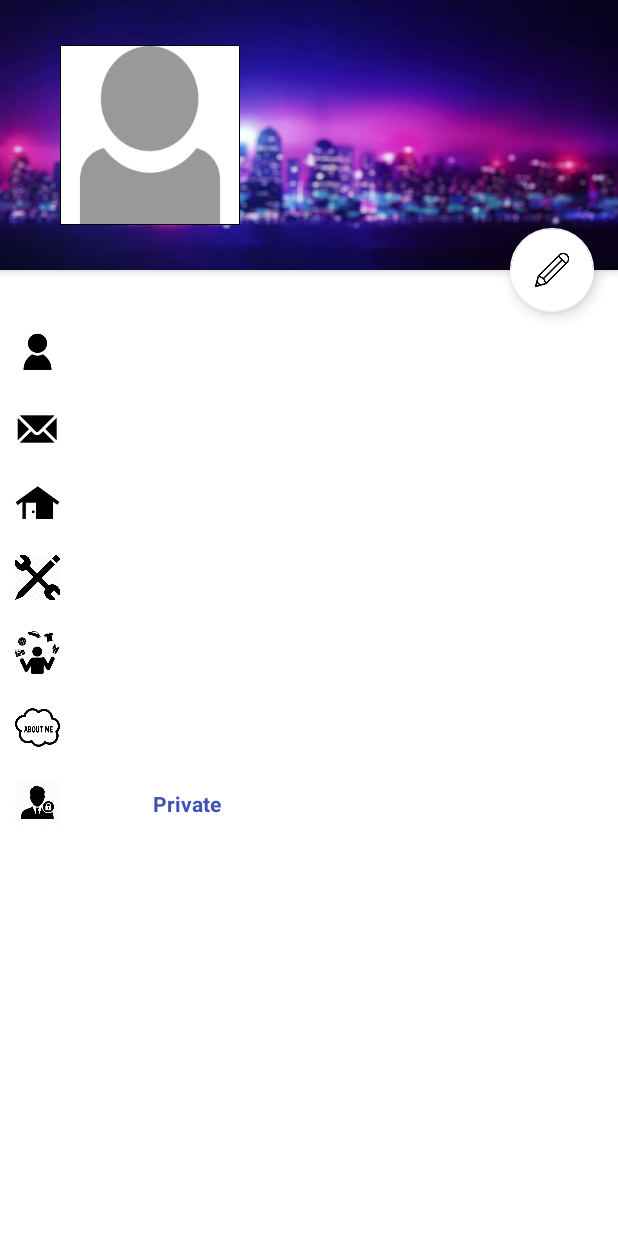
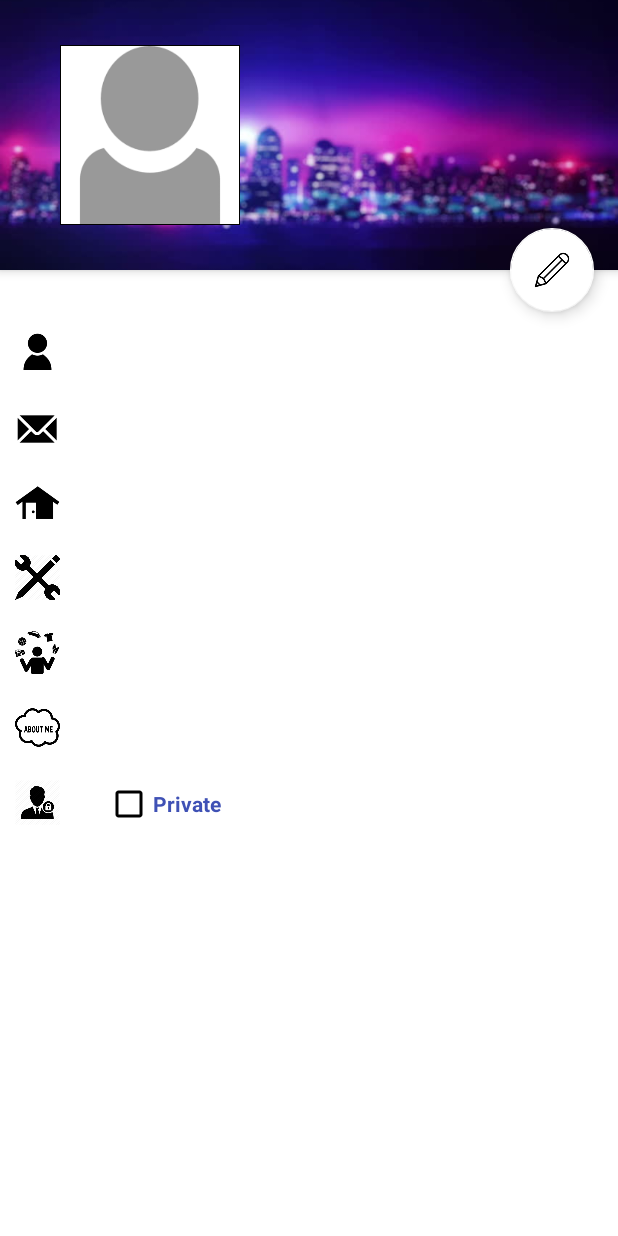
Before and after one commit to rohankankapurkar/CMPE277-SocialApp, an Android app: the UserProfileActivity screen opened directly, with no data from a screen before it, on a phone screen of 412 x 824 dp. Run offline under Robolectric (Android 15) with nearby library versions, the phone set to English and light mode, and no system bars; our stand-ins replace Firebase (no records; nobody signed in at launch, a user with empty details on screens opened directly), Picasso, Volley; network calls fail; pictures from the network do not load; 1 statement that could not run was skipped.

Commit message:
checkbox fix

```diff
--- a/src/MyApplication/app/src/main/java/com/example/rohankankapurkar/facebook/Home.java
+++ b/src/MyApplication/app/src/main/java/com/example/rohankankapurkar/facebook/Home.java
@@ -143,7 +143,7 @@ public class Home extends AppCompatActivity
     {
  public  JSONObject userDetails;
 
-        String firstname, lastname, email, profilePic, address, profession, interests, aboutme;
+        String firstname, lastname, email, profilePic, address, profession, interests, aboutme, isPrivate;
         @Override
         protected Boolean doInBackground(Void... params) {
 
@@ -195,7 +195,7 @@ public class Home extends AppCompatActivity
                                         interests = userDetails.getString("interests");
                                     }
 
-
+                                isPrivate = userDetails.getString("isPrivate");
 
 
 
@@ -210,6 +210,8 @@ public class Home extends AppCompatActivity
                                         Intent userProfile = new Intent(Home.this,UserProfileActivity.class);
                                         userProfile.putExtra("firstname",firstname+" "+lastname);
                                         userProfile.putExtra("email",email);
+                                        userProfile.putExtra("isPrivate",isPrivate);
+
                                         if(profilePic != null && !profilePic.isEmpty())
                                         {
                                             userProfile.putExtra("profilePic",profilePic);
--- a/src/MyApplication/app/src/main/java/com/example/rohankankapurkar/facebook/UserProfileActivity.java
+++ b/src/MyApplication/app/src/main/java/com/example/rohankankapurkar/facebook/UserProfileActivity.java
@@ -227,6 +227,7 @@ public class UserProfileActivity extends AppCompatActivity {
         String interestVal = getIntent().getStringExtra("interests");
         String addressVal = getIntent().getStringExtra("address");
         String aboutVal = getIntent().getStringExtra("aboutme");
+        String isPrivate =  getIntent().getStringExtra("isPrivate");
         if(!getIntent().getStringExtra("profilePic").isEmpty() && getIntent().getStringExtra("profilePic")!= null)
         {
             String profilePicture =getIntent().getStringExtra("profilePic");
@@ -272,7 +273,7 @@ public class UserProfileActivity extends AppCompatActivity {
 
 
         cb = (CheckBox) findViewById(R.id.visibility);
-        cb.setChecked(true);
+        cb.setChecked(Boolean.parseBoolean(isPrivate));
 
 
     }
--- a/src/MyApplication/app/src/main/res/layout/content_user_profile.xml
+++ b/src/MyApplication/app/src/main/res/layout/content_user_profile.xml
@@ -238,6 +238,7 @@
                 android:layout_height="wrap_content"
                 android:layout_alignTop="@+id/profilevis"
                 android:layout_toRightOf="@+id/profilevis"
+                android:buttonTint="@color/black"
                 android:text="Private"
                 android:layout_marginLeft="20dp"
                 android:textColor="@color/colorPrimary"
--- a/src/MyApplication/app/src/main/res/values/styles.xml
+++ b/src/MyApplication/app/src/main/res/values/styles.xml
@@ -13,6 +13,7 @@
         <item name="windowNoTitle">true</item>
     </style>
 
+
     <style name="AppTheme.AppBarOverlay" parent="ThemeOverlay.AppCompat.Dark.ActionBar" />
 
     <style name="AppTheme.PopupOverlay" parent="ThemeOverlay.AppCompat.Light" />
```
